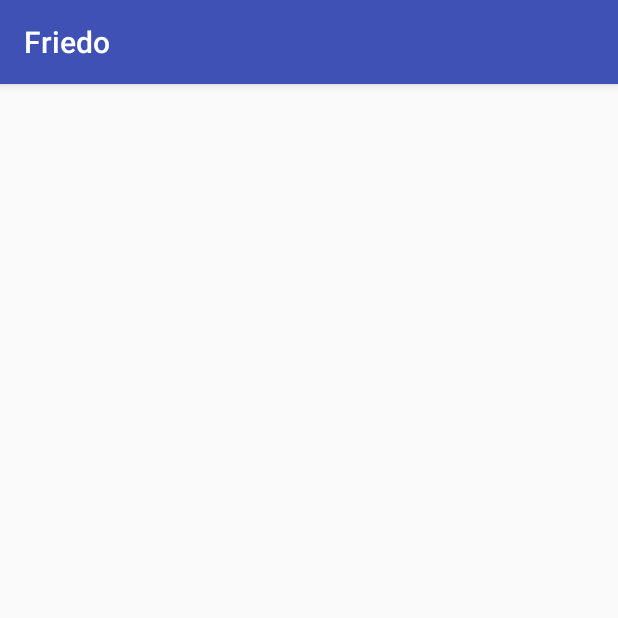
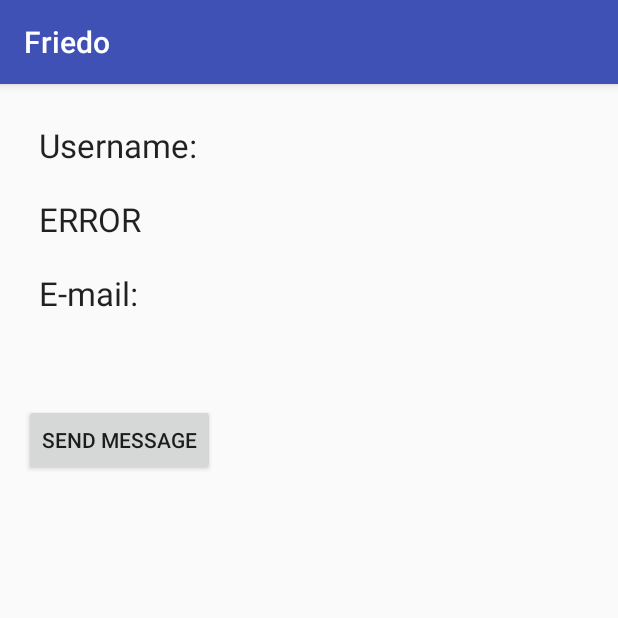
Before and after one commit to sagarpatel26/FriendSuggestionApp, an Android app: the UserProfileActivity screen opened directly, with no data from a screen before it, on a phone screen of 412 x 824 dp, the top half of it. Run offline under Robolectric (Android 15) with nearby library versions, the phone set to English and light mode, and no system bars; libraries missing offline, so code that uses them is left out: com.loopj.android, cz.msebera.android; 2 statements that could not run were skipped.

Commit message:
profile activity & sending mails hereby closing the any further development,  So, signing off Sagar Patel

```diff
--- a/app/src/main/AndroidManifest.xml
+++ b/app/src/main/AndroidManifest.xml
@@ -15,7 +15,7 @@
         tools:ignore="GoogleAppIndexingWarning">
         <activity
             android:name=".LoginActivity"
-            android:label="Friedo"></activity>
+            android:label="Friedo" />
         <activity
             android:name=".InterestUpdateActivity"
             android:configChanges="keyboardHidden|orientation|screenSize"
@@ -36,7 +36,8 @@
                 <category android:name="android.intent.category.LAUNCHER" />
             </intent-filter>
         </activity>
-        <activity android:name=".UserProfileActivity"></activity>
+        <activity android:name=".UserProfileActivity" />
+        <activity android:name=".AboutUs"></activity>
     </application>
 
 </manifest>
--- a/app/src/main/java/com/sagarpatel26/friedo/Constants.java
+++ b/app/src/main/java/com/sagarpatel26/friedo/Constants.java
@@ -6,7 +6,7 @@ package com.sagarpatel26.friedo;
  */
 public class Constants {
 
-    public static final String BASE_URL = "http://192.168.43.205:5000";
+    public static final String BASE_URL = "http://192.168.1.5:5000";
 
 
     public static final String KEY_QUESTIONS = "questions";
--- a/app/src/main/java/com/sagarpatel26/friedo/UserProfileActivity.java
+++ b/app/src/main/java/com/sagarpatel26/friedo/UserProfileActivity.java
@@ -1,7 +1,22 @@
 package com.sagarpatel26.friedo;
 
+import android.content.Intent;
 import android.support.v7.app.AppCompatActivity;
 import android.os.Bundle;
+import android.util.Log;
+import android.view.View;
+import android.widget.Button;
+import android.widget.TextView;
+import android.widget.Toast;
+
+import com.loopj.android.http.AsyncHttpClient;
+import com.loopj.android.http.AsyncHttpResponseHandler;
+
+import org.json.JSONArray;
+import org.json.JSONException;
+import org.json.JSONObject;
+
+import cz.msebera.android.httpclient.Header;
 
 public class UserProfileActivity extends AppCompatActivity {
 
@@ -9,5 +24,58 @@ public class UserProfileActivity extends AppCompatActivity {
     protected void onCreate(Bundle savedInstanceState) {
         super.onCreate(savedInstanceState);
         setContentView(R.layout.activity_user_profile);
+
+
+        Intent  activity_intent = getIntent();
+        String username = activity_intent.getStringExtra("username");
+        if (username==null)
+            username="ERROR";
+        TextView tv_username = (TextView) findViewById(R.id.tv_pusername);
+        final TextView tv_email = (TextView) findViewById(R.id.tv_pemail);
+        //api/users/profile/
+
+        AsyncHttpClient httpClient = new AsyncHttpClient();
+        httpClient.get(this,
+                Constants.BASE_URL + "/api/users/profile/" + username,
+                new AsyncHttpResponseHandler() {
+                    @Override
+                    public void onSuccess(int statusCode, Header[] headers, byte[] responseBody) {
+                        String response = new String(responseBody);
+                        try {
+
+                            JSONObject user = (new JSONObject(response)).getJSONObject("user");
+                            String email = user.getString("email");
+                            Log.d("UP", email);
+                            tv_email.setText(email);
+
+                        } catch (JSONException e) {
+                            e.printStackTrace();
+                        }
+                    }
+
+                    @Override
+                    public void onFailure(int statusCode, Header[] headers, byte[] responseBody, Throwable error) {
+
+                        Intent intent = new Intent(getBaseContext(), Failure.class);
+                        startActivity(intent);
+                        finish();
+                    }
+                });
+
+        tv_username.setText(username);
+
+        Button btn_sm = (Button) findViewById(R.id.btn_sendMessage);
+        btn_sm.setOnClickListener(new View.OnClickListener() {
+            @Override
+            public void onClick(View view) {
+                Intent email = new Intent(Intent.ACTION_SEND);
+                email.putExtra(Intent.EXTRA_EMAIL, new String[]{tv_email.getText().toString()});
+                email.putExtra(Intent.EXTRA_SUBJECT, "Friedo Friend Request!");
+                email.putExtra(Intent.EXTRA_TEXT, "Hi, Can we be Friends?");
+                email.setType("message/rfc822");
+                startActivity(Intent.createChooser(email, "Choose an Email client :"));
+            }
+        });
+
     }
 }
--- a/app/src/main/res/layout/activity_user_profile.xml
+++ b/app/src/main/res/layout/activity_user_profile.xml
@@ -1,5 +1,5 @@
 <?xml version="1.0" encoding="utf-8"?>
-<RelativeLayout xmlns:android="http://schemas.android.com/apk/res/android"
+<LinearLayout xmlns:android="http://schemas.android.com/apk/res/android"
     xmlns:tools="http://schemas.android.com/tools"
     android:layout_width="match_parent"
     android:layout_height="match_parent"
@@ -7,6 +7,43 @@
     android:paddingLeft="@dimen/activity_horizontal_margin"
     android:paddingRight="@dimen/activity_horizontal_margin"
     android:paddingTop="@dimen/activity_vertical_margin"
-    tools:context=".UserProfileActivity">
+    tools:context=".UserProfileActivity"
+    android:orientation="vertical">
 
-</RelativeLayout>
+    <TextView
+        android:layout_width="wrap_content"
+        android:layout_height="wrap_content"
+        android:textAppearance="?android:attr/textAppearanceLarge"
+        android:text="Username: "
+        android:padding="10dp"
+        android:id="@+id/label_uname" />
+
+    <TextView
+        android:layout_width="wrap_content"
+        android:layout_height="wrap_content"
+        android:padding="10dp"
+        android:textAppearance="?android:attr/textAppearanceLarge"
+        android:id="@+id/tv_pusername" />
+
+    <TextView
+        android:layout_width="wrap_content"
+        android:layout_height="wrap_content"
+        android:padding="10dp"
+        android:textAppearance="?android:attr/textAppearanceLarge"
+        android:text="E-mail: "
+        android:id="@+id/label_email" />
+
+    <TextView
+        android:layout_width="wrap_content"
+        android:layout_height="wrap_content"
+        android:padding="10dp"
+        android:textAppearance="?android:attr/textAppearanceLarge"
+        android:id="@+id/tv_pemail" />
+
+    <Button
+        android:layout_width="wrap_content"
+        android:layout_height="wrap_content"
+        android:text="Send Message"
+        android:id="@+id/btn_sendMessage" />
+
+</LinearLayout>
```
Also changed, not shown: app/src/main/java/com/sagarpatel26/friedo/AboutUs.java (added, +13 -0 lines), app/src/main/java/com/sagarpatel26/friedo/FriendListActivity.java (+13 -4 lines), app/src/main/java/com/sagarpatel26/friedo/SuggestedFriendsList.java (+14 -0 lines), app/src/main/res/layout/activity_about_us.xml (renamed from app/src/main/res/layout/activity_profile.xml, +3 -5 lines).
